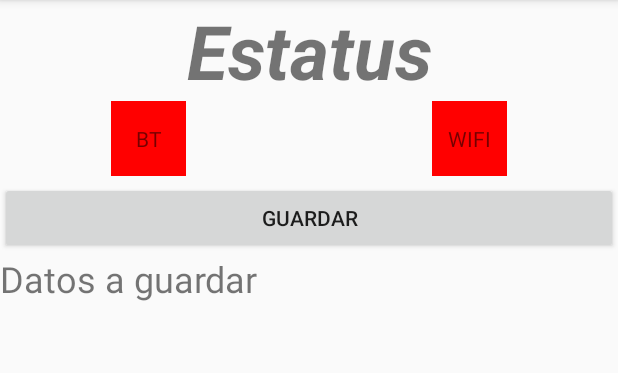
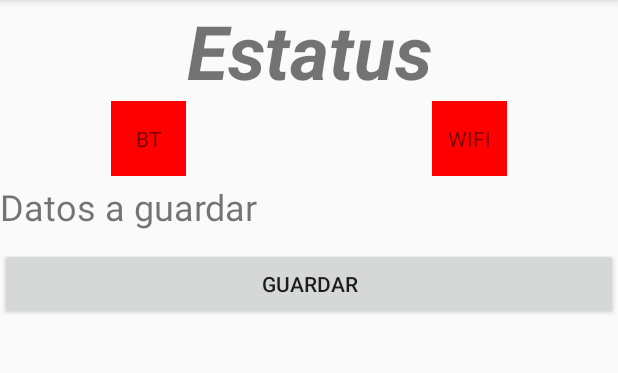
Before and after one commit to seradiazpin/OlimpiaPruebaAPP, an Android app: the Status screen opened directly, with no data from a screen before it, on a phone screen of 412 x 824 dp, the part 84-457 px from its top. Run offline under Robolectric (Android 15) with nearby library versions, the phone set to English and light mode, and no system bars; 1 statement that could not run was skipped.

```diff
--- a/app/src/main/AndroidManifest.xml
+++ b/app/src/main/AndroidManifest.xml
@@ -18,7 +18,7 @@
     -->
     <uses-permission android:name="android.permission.ACCESS_FINE_LOCATION" />
     <uses-permission android:name="android.permission.ACCESS_COARSE_LOCATION"/>
-    <uses-permission android:name="android.permission.INTERNET"></uses-permission>
+    <uses-permission android:name="android.permission.INTERNET"/>
     <application
         android:allowBackup="true"
         android:icon="@mipmap/ic_launcher"
@@ -26,6 +26,7 @@
         android:roundIcon="@mipmap/ic_launcher_round"
         android:supportsRtl="true"
         android:theme="@style/AppTheme">
+
         <activity android:name=".MainActivity">
             <intent-filter>
                 <action android:name="android.intent.action.MAIN" />
@@ -49,7 +50,7 @@
 
         <activity
             android:name=".LocationMap"
-            android:label="@string/title_activity_location_map"></activity>
+            android:label="@string/title_activity_location_map"/>
     </application>
 
 </manifest>
--- a/app/src/main/java/com/pruebamoviles/sergio/pruebaolimpiasergio/User.java
+++ b/app/src/main/java/com/pruebamoviles/sergio/pruebaolimpiasergio/User.java
@@ -131,7 +131,6 @@ public class User implements Serializable{
                 ", phone=" + phone +
                 ", lo=" + lo +
                 ", la=" + la +
-                ", img=" + Arrays.toString(img) +
                 ", wifi=" + wifi +
                 ", blue=" + blue +
                 '}';
--- a/app/src/main/res/layout/activity_status.xml
+++ b/app/src/main/res/layout/activity_status.xml
@@ -56,12 +56,9 @@
 
     </LinearLayout>
 
-    <Button
-        android:id="@+id/button"
+    <Space
         android:layout_width="match_parent"
-        android:layout_height="wrap_content"
-        android:onClick="save"
-        android:text="Guardar" />
+        android:layout_height="wrap_content" />
 
     <TextView
         android:id="@+id/Ti"
@@ -73,6 +70,15 @@
     <TextView
         android:id="@+id/user"
         android:layout_width="match_parent"
-        android:layout_height="wrap_content" />
+        android:layout_height="wrap_content"
+        android:textSize="8sp"
+        android:textStyle="bold" />
+
+    <Button
+        android:id="@+id/button"
+        android:layout_width="match_parent"
+        android:layout_height="wrap_content"
+        android:onClick="save"
+        android:text="Guardar" />
 
 </LinearLayout>
```
Also changed, not shown: app/src/main/java/com/pruebamoviles/sergio/pruebaolimpiasergio/API.java (+7 -5 lines), app/src/main/java/com/pruebamoviles/sergio/pruebaolimpiasergio/Status.java (+1 -19 lines).
